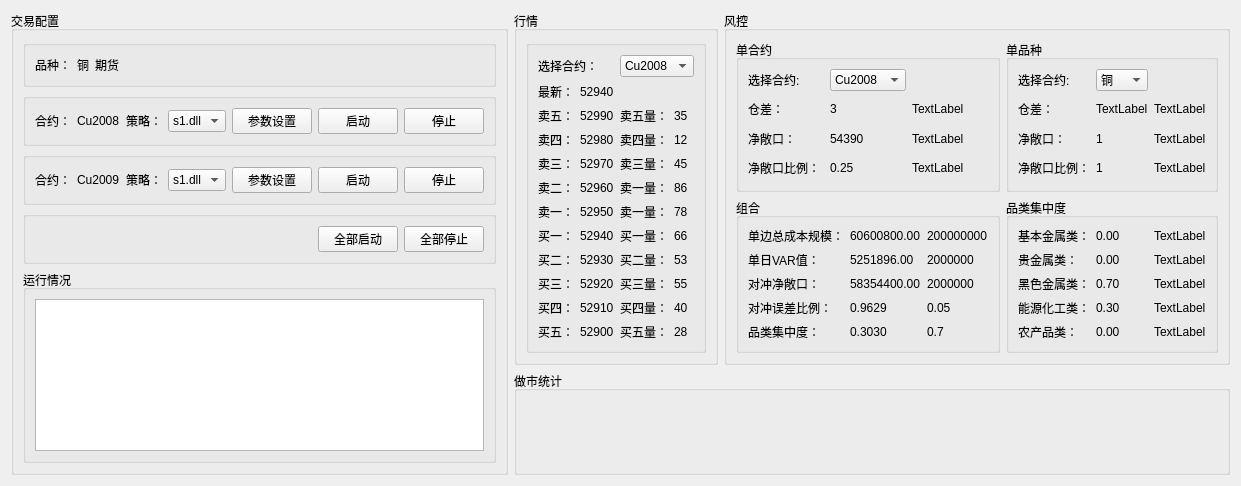
Qt form mm_page.ui (ChengruiGu/CMF_Marketmaker) before a commit.
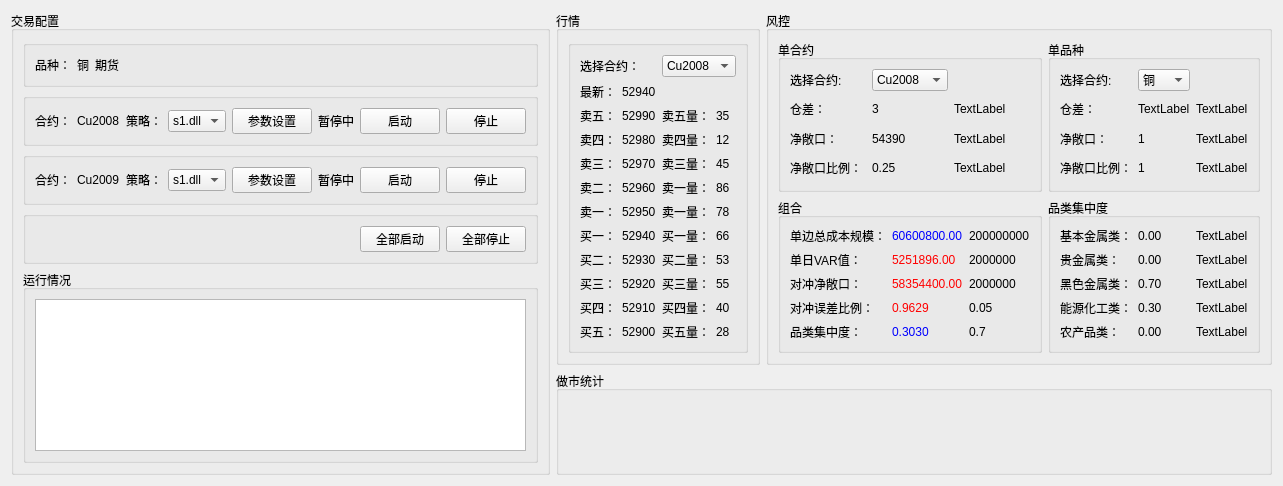
The same form after that commit.

```diff
--- a/mm_page.ui
+++ b/mm_page.ui
@@ -6,7 +6,7 @@
    <rect>
     <x>0</x>
     <y>0</y>
-    <width>1187</width>
+    <width>1233</width>
     <height>486</height>
    </rect>
   </property>
@@ -94,8 +94,8 @@
                </property>
                <property name="sizeHint" stdset="0">
                 <size>
-                 <width>27</width>
-                 <height>16</height>
+                 <width>40</width>
+                 <height>20</height>
                 </size>
                </property>
               </spacer>
@@ -146,6 +146,13 @@
                </property>
               </spacer>
              </item>
+             <item>
+              <widget class="QLabel" name="label_61">
+               <property name="text">
+                <string>暂停中</string>
+               </property>
+              </widget>
+             </item>
              <item>
               <widget class="QPushButton" name="pushButton_3">
                <property name="text">
@@ -242,6 +249,13 @@
                </property>
               </spacer>
              </item>
+             <item>
+              <widget class="QLabel" name="label_62">
+               <property name="text">
+                <string>暂停中</string>
+               </property>
+              </widget>
+             </item>
              <item>
               <widget class="QPushButton" name="pushButton_5">
                <property name="text">
@@ -302,7 +316,11 @@
             </property>
             <layout class="QHBoxLayout" name="horizontalLayout_5">
              <item>
-              <widget class="QTextBrowser" name="textBrowser"/>
+              <widget class="QPlainTextEdit" name="plainTextEdit">
+               <property name="readOnly">
+                <bool>true</bool>
+               </property>
+              </widget>
              </item>
             </layout>
            </widget>
@@ -876,7 +894,7 @@
                <item row="0" column="1">
                 <widget class="QLabel" name="label_23">
                  <property name="text">
-                  <string>60600800.00</string>
+                  <string>&lt;html&gt;&lt;head/&gt;&lt;body&gt;&lt;p&gt;&lt;span style=&quot; color:#0000ff;&quot;&gt;60600800.00&lt;/span&gt;&lt;/p&gt;&lt;/body&gt;&lt;/html&gt;</string>
                  </property>
                 </widget>
                </item>
@@ -900,7 +918,7 @@
                <item row="1" column="1">
                 <widget class="QLabel" name="label_75">
                  <property name="text">
-                  <string>5251896.00</string>
+                  <string>&lt;html&gt;&lt;head/&gt;&lt;body&gt;&lt;p&gt;&lt;span style=&quot; color:#ff0000;&quot;&gt;5251896.00&lt;/span&gt;&lt;/p&gt;&lt;/body&gt;&lt;/html&gt;</string>
                  </property>
                 </widget>
                </item>
@@ -921,7 +939,7 @@
                <item row="2" column="1">
                 <widget class="QLabel" name="label_77">
                  <property name="text">
-                  <string>58354400.00</string>
+                  <string>&lt;html&gt;&lt;head/&gt;&lt;body&gt;&lt;p&gt;&lt;span style=&quot; color:#ff0000;&quot;&gt;58354400.00&lt;/span&gt;&lt;/p&gt;&lt;/body&gt;&lt;/html&gt;</string>
                  </property>
                 </widget>
                </item>
@@ -942,7 +960,7 @@
                <item row="3" column="1">
                 <widget class="QLabel" name="label_79">
                  <property name="text">
-                  <string>0.9629</string>
+                  <string>&lt;html&gt;&lt;head/&gt;&lt;body&gt;&lt;p&gt;&lt;span style=&quot; color:#ff0000;&quot;&gt;0.9629&lt;/span&gt;&lt;/p&gt;&lt;/body&gt;&lt;/html&gt;</string>
                  </property>
                 </widget>
                </item>
@@ -963,7 +981,7 @@
                <item row="4" column="1">
                 <widget class="QLabel" name="label_81">
                  <property name="text">
-                  <string>0.3030</string>
+                  <string>&lt;html&gt;&lt;head/&gt;&lt;body&gt;&lt;p&gt;&lt;span style=&quot; color:#0000ff;&quot;&gt;0.3030&lt;/span&gt;&lt;/p&gt;&lt;/body&gt;&lt;/html&gt;</string>
                  </property>
                 </widget>
                </item>
```
Left out of the diff: 4 changed lines with no effect on the pictures.
